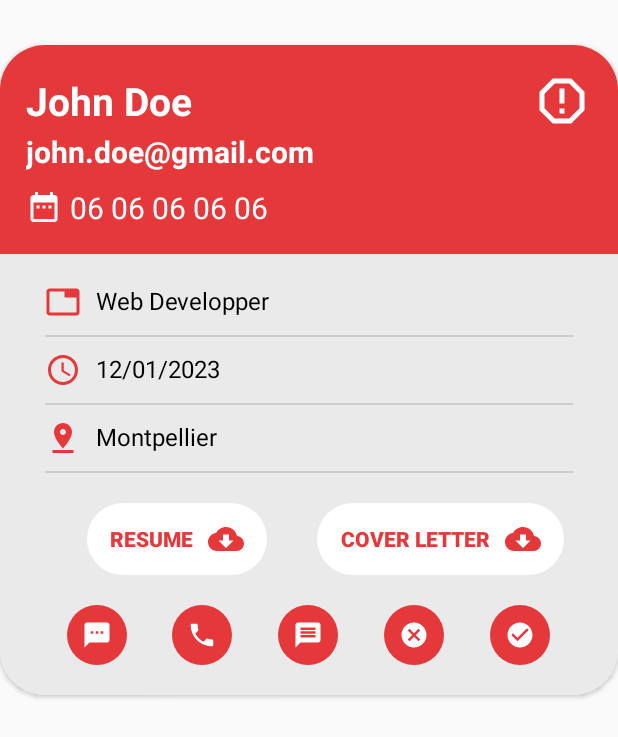
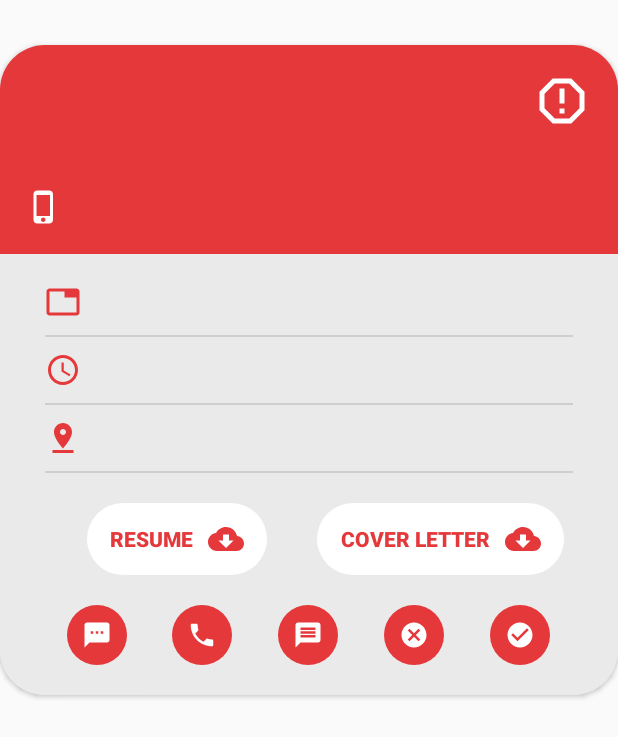
Before and after one commit to ArnaudCs/HAI811I-Interim, an Android app: the layout application_overview_card.xml on its own in the app's theme, with its tools: preview values and no code run, on a phone screen of 412 x 824 dp. Shown: the top 737 px of the screen. Run offline under Robolectric (Android 15) with nearby library versions, the phone set to English and light mode, and no system bars.

Commit message:
[AC] Fix du flicker candidature

```diff
--- a/app/src/main/res/layout/application_overview_card.xml
+++ b/app/src/main/res/layout/application_overview_card.xml
@@ -48,7 +48,7 @@
                                 android:id="@+id/applicantName"
                                 android:layout_width="wrap_content"
                                 android:layout_height="wrap_content"
-                                android:text="John Doe"
+                                android:text=""
                                 android:textAlignment="textStart"
                                 android:textColor="?colorOnPrimary"
                                 android:textSize="26sp"
@@ -90,7 +90,7 @@
                         android:layout_width="wrap_content"
                         android:layout_height="wrap_content"
                         android:gravity="center"
-                        android:text="john.doe@gmail.com"
+                        android:text=""
                         android:textColor="?colorOnPrimary"
                         android:textSize="20dp"
                         android:textStyle="bold" />
@@ -99,12 +99,12 @@
                         android:id="@+id/applicantNumber"
                         android:layout_width="wrap_content"
                         android:layout_height="wrap_content"
-                        android:drawableStart="@drawable/baseline_date_range_24"
+                        android:drawableStart="@drawable/baseline_phone_iphone_24"
                         android:drawablePadding="5dp"
                         android:drawableTint="?colorOnPrimary"
                         android:gravity="left|center"
                         android:paddingTop="10dp"
-                        android:text="06 06 06 06 06"
+                        android:text=""
                         android:textColor="?colorOnPrimary"
                         android:textSize="20dp" />
 
@@ -126,7 +126,7 @@
                     android:drawableStart="@drawable/baseline_tab_24"
                     android:drawablePadding="10dp"
                     android:drawableTint="@color/primary_red"
-                    android:text="Web Developper"
+                    android:text=""
                     android:textColor="?colorOnSecondary"
                     android:textSize="16dp" />
 
@@ -148,7 +148,7 @@
                     android:drawableStart="@drawable/baseline_access_time_24"
                     android:drawablePadding="10dp"
                     android:drawableTint="@color/primary_red"
-                    android:text="12/01/2023"
+                    android:text=""
                     android:textColor="?colorOnSecondary"
                     android:textSize="16dp" />
 
@@ -170,7 +170,7 @@
                     android:drawableStart="@drawable/baseline_pin_drop_24"
                     android:drawablePadding="10dp"
                     android:drawableTint="@color/primary_red"
-                    android:text="Montpellier"
+                    android:text=""
                     android:textColor="?colorOnSecondary"
                     android:textSize="16dp" />
 
--- a/app/src/main/res/layout/fragment_post_offers.xml
+++ b/app/src/main/res/layout/fragment_post_offers.xml
@@ -139,7 +139,7 @@
                         app:layout_constraintEnd_toEndOf="parent"
                         app:layout_constraintStart_toStartOf="parent"
                         app:layout_constraintTop_toBottomOf="@id/parent"
-                        app:startIconDrawable="@drawable/baseline_pin_drop_24"
+                        app:startIconDrawable="@drawable/baseline_edit_24"
                         app:startIconTint="@color/primary_red"
                         tools:ignore="MissingConstraints">
 
--- a/app/src/main/res/layout/fragment_search_page.xml
+++ b/app/src/main/res/layout/fragment_search_page.xml
@@ -189,6 +189,7 @@
                                     android:id="@+id/textStartDate"
                                     android:layout_width="match_parent"
                                     android:maxLength="12"
+                                    android:textSize="12sp"
                                     android:clickable="false"
                                     android:cursorVisible="false"
                                     android:focusable="false"
@@ -233,6 +234,7 @@
                                     android:id="@+id/textEndDate"
                                     android:layout_width="match_parent"
                                     android:maxLength="12"
+                                    android:textSize="12sp"
                                     android:clickable="false"
                                     android:cursorVisible="false"
                                     android:focusable="false"
```
Also changed, not shown: app/src/main/res/layout/fragment_favorite_offers.xml (+6 -3 lines).
